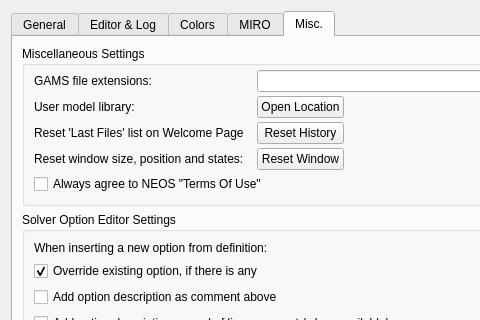
Before: the Qt Designer form src/settingsdialog.ui in GAMS-dev/studio, drawn with Qt 5; both pictures show x 0 to 480 and y 0 to 320 of the 577 by 491 pixel window.
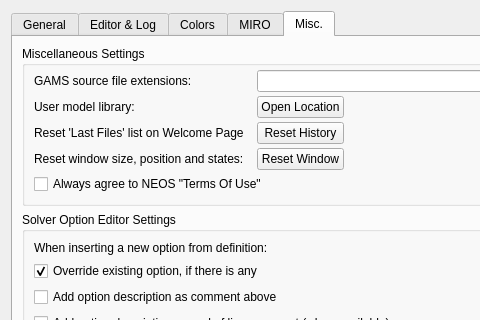
After: the same form once the commit is applied.

Commit message: Enhanced texts of tooltip and label. Show tooltip instantly when focussed

```diff
--- a/src/settingsdialog.ui
+++ b/src/settingsdialog.ui
@@ -837,7 +837,7 @@
           <item row="0" column="0">
            <widget class="QLabel" name="lbl_userGamsTypes">
             <property name="text">
-             <string>GAMS file extensions:</string>
+             <string>GAMS source file extensions:</string>
             </property>
            </widget>
           </item>
```
Left out of the diff: 2 changed lines with no effect on the pictures. The commit also changes 5 other files.
